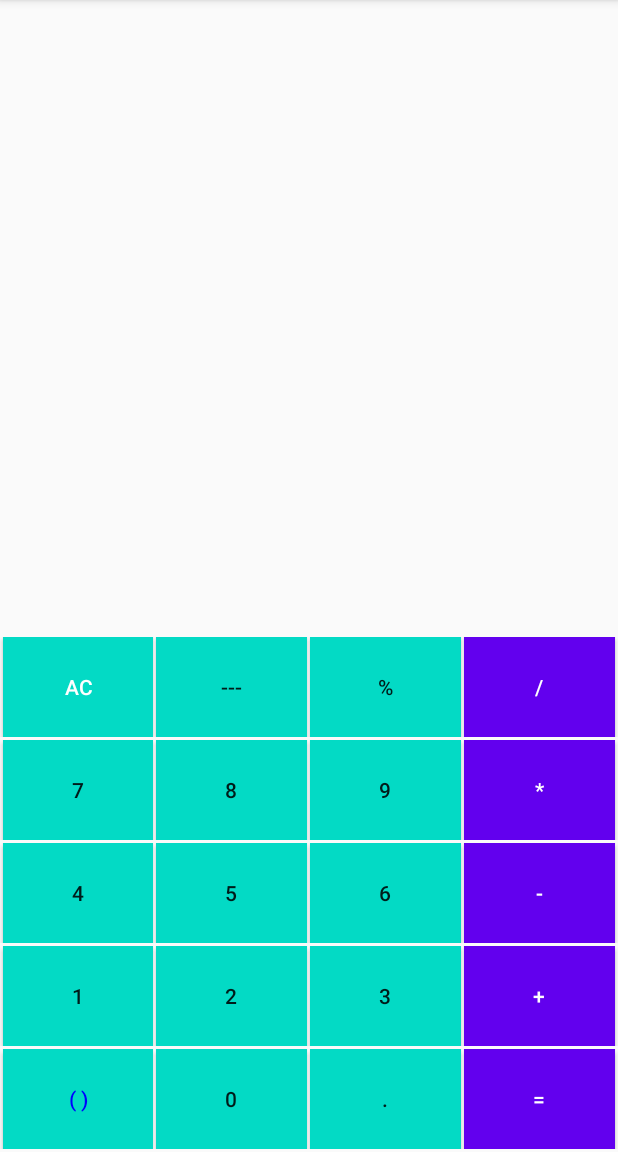
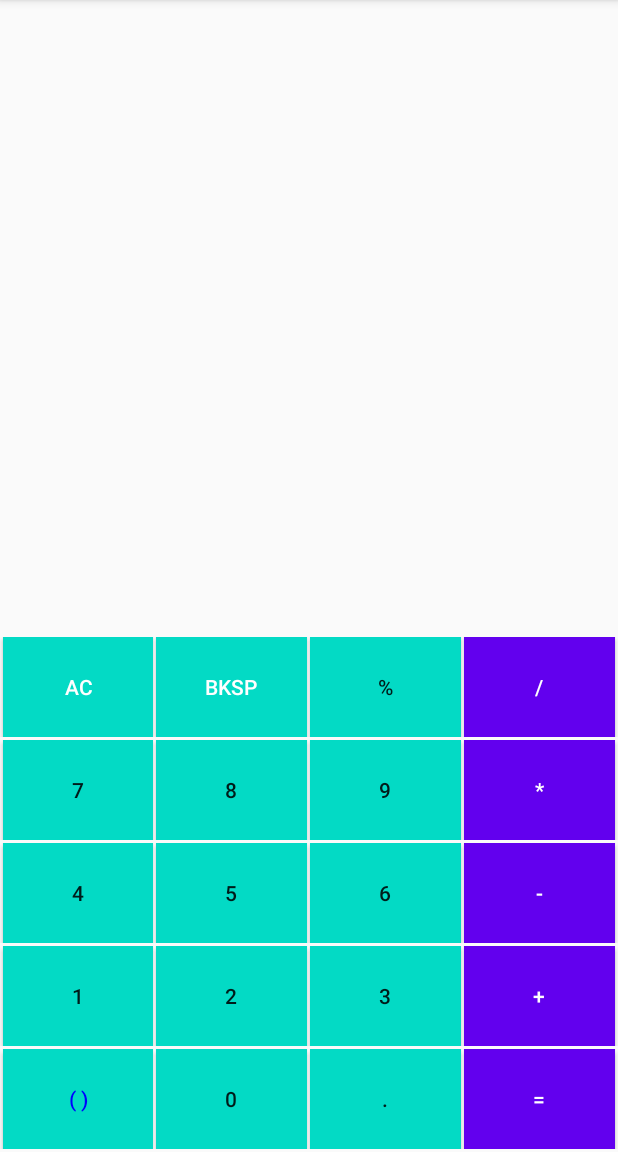
Before and after one commit to SYN-23/CalCUproject, an Android app: the screen it shows after launch (MainActivity), on a phone screen of 412 x 824 dp, the part 84-1236 px from its top. Run offline under Robolectric (Android 15) with nearby library versions, the phone set to English and light mode, and no system bars.

Commit message:
Back Space Button add 03/08/22

```diff
--- a/app/src/main/res/layout/activity_main.xml
+++ b/app/src/main/res/layout/activity_main.xml
@@ -9,17 +9,18 @@
     tools:context=".MainActivity">
 
     <TextView
+        android:id="@+id/workingTextView"
         android:layout_width="match_parent"
         android:layout_height="wrap_content"
+        android:layout_gravity="end"
+        android:layout_weight="1"
+        android:gravity="right|center_vertical"
         android:paddingRight="30dp"
-        android:layout_weight="1"
+        android:text=""
+        android:textAlignment="textEnd"
         android:textColor="@color/black"
-        android:text=""
-        android:gravity="right|center_vertical"
-        android:textAlignment="textEnd"
-        android:textSize="30sp"
-        android:layout_gravity="end"
-        android:id="@+id/workingTextView"/>
+        android:textSize="30sp" />
+
     <TextView
         android:layout_width="match_parent"
         android:layout_height="wrap_content"
@@ -76,9 +77,9 @@
                 android:layout_marginRight="1pt"
                 android:layout_weight="1"
                 android:background="@color/teal_200"
-                android:text="---"
                 android:onClick="backSpaceOnClick"
-                >
+                android:text="Bksp"
+                android:textColor="@color/white">
 
             </Button>
 
```
Also changed, not shown: app/src/main/java/com/apk/calcu/MainActivity.java (+10 -0 lines).
